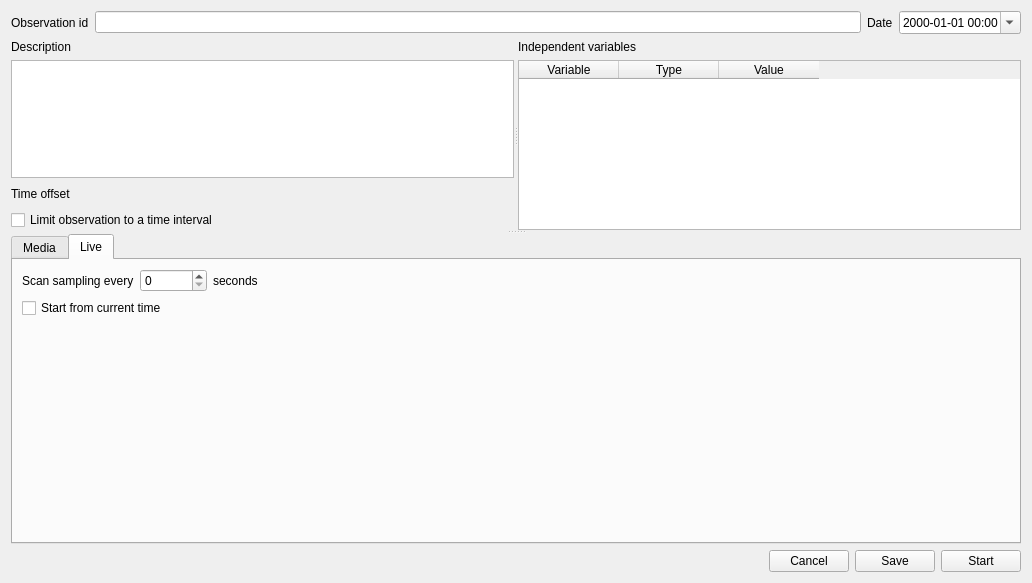
First picture: the form in boris/observation.ui, repository olivierfriard/BORIS, before the edit.
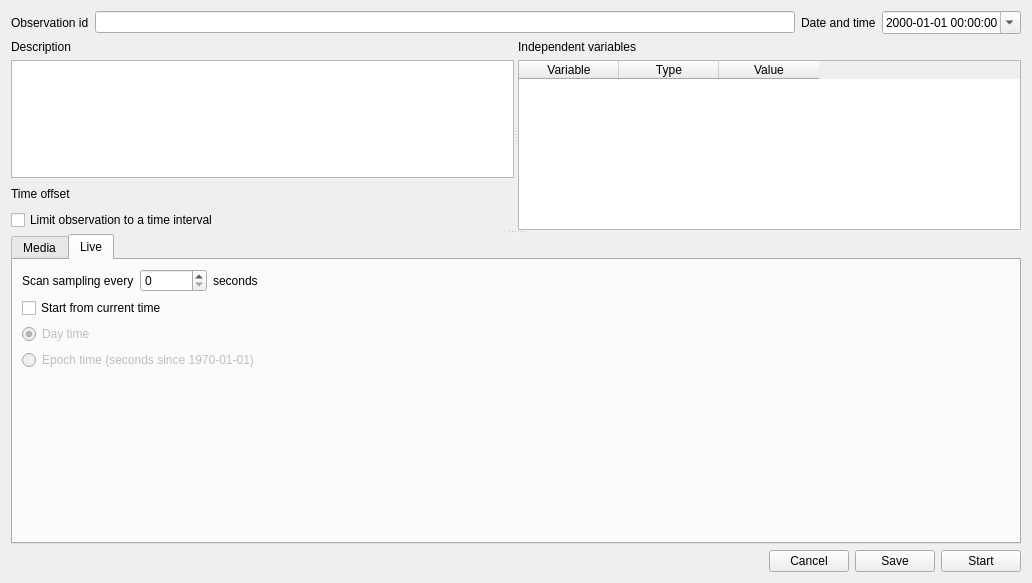
Second picture: the form after the edit. The open tabs and pages were chosen to show the change.

Commit message: added seconds to observation setting and epoch time for live observations

Patch:
```diff
--- a/boris/observation.ui
+++ b/boris/observation.ui
@@ -29,14 +29,14 @@
      <item>
       <widget class="QLabel" name="label_8">
        <property name="text">
-        <string>Date</string>
+        <string>Date and time</string>
        </property>
       </widget>
      </item>
      <item>
       <widget class="QDateTimeEdit" name="dteDate">
        <property name="displayFormat">
-        <string>yyyy-MM-dd hh:mm</string>
+        <string>yyyy-MM-dd hh:mm:ss</string>
        </property>
        <property name="calendarPopup">
         <bool>true</bool>
@@ -557,6 +557,29 @@
                </property>
               </widget>
              </item>
+             <item>
+              <widget class="QRadioButton" name="rb_day_time">
+               <property name="enabled">
+                <bool>false</bool>
+               </property>
+               <property name="text">
+                <string>Day time</string>
+               </property>
+               <property name="checked">
+                <bool>true</bool>
+               </property>
+              </widget>
+             </item>
+             <item>
+              <widget class="QRadioButton" name="rb_epoch_time">
+               <property name="enabled">
+                <bool>false</bool>
+               </property>
+               <property name="text">
+                <string>Epoch time (seconds since 1970-01-01)</string>
+               </property>
+              </widget>
+             </item>
              <item>
               <spacer name="verticalSpacer_2">
                <property name="orientation">
```
The commit also changes 6 other files.
